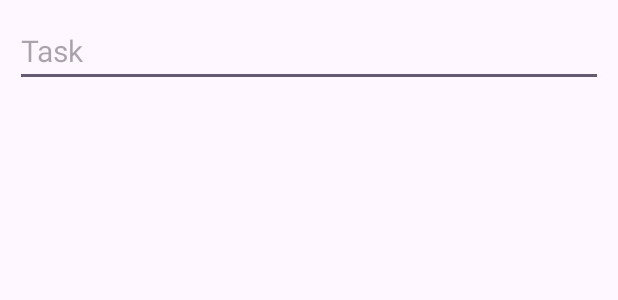
After one commit to indrakishore/Developers-Community, an Android app: the layout dialog.xml on its own in the app's theme, with its tools: preview values and no code run, on a phone screen of 412 x 824 dp. The commit adds this screen. Shown: the top 300 px of the screen. Run offline under Robolectric (Android 15) with nearby library versions, the phone set to English and light mode, and no system bars.

Commit message:
activity_main.xml updated, dialog.xml added and updated,issue #1

```diff
--- /dev/null
+++ b/ToDoListAppByAnurag0git/app/src/main/res/layout/dialog.xml
@@ -0,0 +1,22 @@
+<?xml version="1.0" encoding="utf-8"?>
+<RelativeLayout
+    xmlns:tools="http://schemas.android.com/tools"
+    xmlns:app="http://schemas.android.com/apk/res-auto"
+    xmlns:android="http://schemas.android.com/apk/res/android"
+    android:layout_width="match_parent"
+    android:layout_height="match_parent"
+    >
+    <RelativeLayout
+        android:layout_width="match_parent"
+        android:layout_height="wrap_content"
+        android:padding="10dp">
+        <EditText
+            android:id="@+id/nameEdit"
+            android:layout_width="match_parent"
+            android:layout_height="wrap_content"
+            android:hint="Task"
+            android:textSize="20dp"/>
+
+        </RelativeLayout>
+
+</RelativeLayout>
```
Also changed, not shown: ToDoListAppByAnurag0git/app/src/main/res/layout/activity_main.xml (+46 -12 lines).
